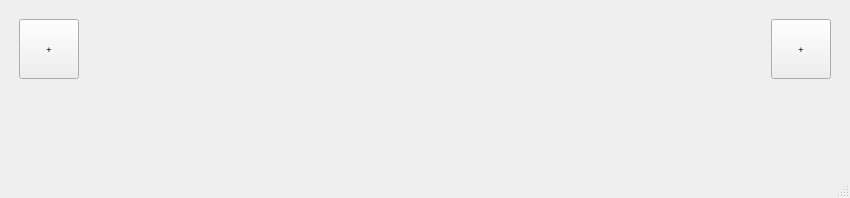
Qt form ui/htracker.ui (leocondamine/hTracker) before a commit.
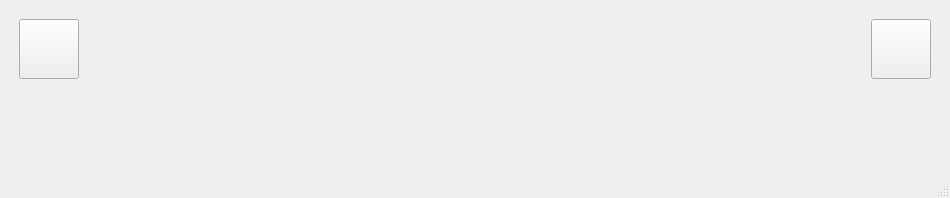
The same form after that commit.

Diff of the .ui file:
```diff
--- a/ui/htracker.ui
+++ b/ui/htracker.ui
@@ -6,7 +6,7 @@
    <rect>
     <x>0</x>
     <y>0</y>
-    <width>850</width>
+    <width>950</width>
     <height>198</height>
    </rect>
   </property>
@@ -100,7 +100,7 @@
          <string extracomment="Ajoute une nouvelle habitude"/>
         </property>
         <property name="text">
-         <string>+</string>
+         <string/>
         </property>
        </widget>
       </item>
@@ -226,7 +226,7 @@
         </property>
         <property name="font">
          <font>
-          <pointsize>7</pointsize>
+          <pointsize>30</pointsize>
           <stylestrategy>PreferAntialias</stylestrategy>
          </font>
         </property>
@@ -234,7 +234,7 @@
          <string extracomment="Ajoute une nouvelle habitude"/>
         </property>
         <property name="text">
-         <string>+</string>
+         <string/>
         </property>
        </widget>
       </item>
```
Left out of the diff: 2 changed lines with no effect on the pictures.
